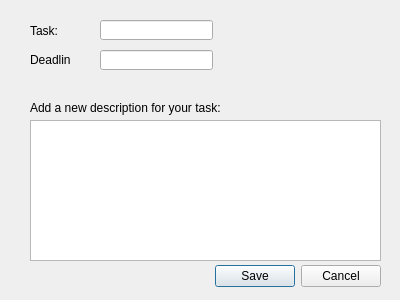
This is descriptionscript.ui in slash4all/try1 as Qt 5 draws it before an edit. The edited form follows.
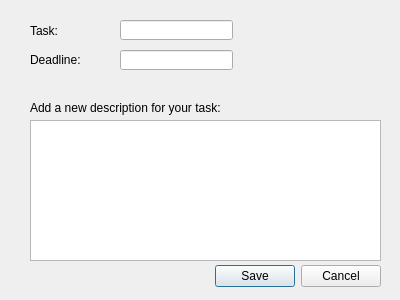
This is the edited form.

What changed in the file:
```diff
--- a/descriptionscript.ui
+++ b/descriptionscript.ui
@@ -57,7 +57,7 @@
     <rect>
      <x>30</x>
      <y>50</y>
-     <width>41</width>
+     <width>61</width>
      <height>20</height>
     </rect>
    </property>
@@ -68,7 +68,7 @@
   <widget class="QLineEdit" name="taskEdit">
    <property name="geometry">
     <rect>
-     <x>100</x>
+     <x>120</x>
      <y>20</y>
      <width>113</width>
      <height>20</height>
@@ -81,7 +81,7 @@
   <widget class="QLineEdit" name="deadlineEdit">
    <property name="geometry">
     <rect>
-     <x>100</x>
+     <x>120</x>
      <y>50</y>
      <width>113</width>
      <height>20</height>
```
